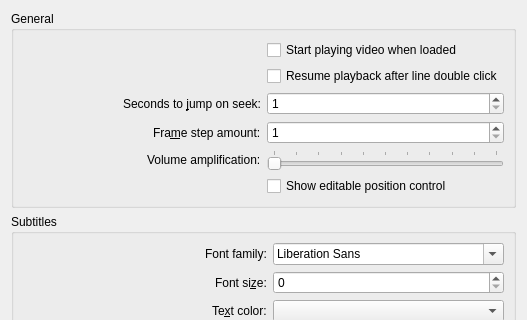
Qt form src/configs/playerconfigwidget.ui (maxrd2/SubtitleComposer) before a commit; both pictures show x 0 to 527 and y 0 to 320 of the 527 by 644 pixel window.
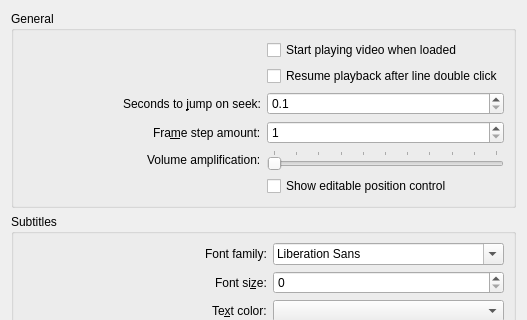
The same form after that commit. Custom widgets are drawn as their Qt base class.

Commit message: Changed video seek jump option precision

The edit to the form file:
```diff
--- a/src/configs/playerconfigwidget.ui
+++ b/src/configs/playerconfigwidget.ui
@@ -34,16 +34,6 @@
         </property>
        </widget>
       </item>
-      <item row="2" column="1">
-       <widget class="QSpinBox" name="kcfg_SeekJumpLength">
-        <property name="minimum">
-         <number>1</number>
-        </property>
-        <property name="maximum">
-         <number>300</number>
-        </property>
-       </widget>
-      </item>
       <item row="3" column="1">
        <widget class="QSpinBox" name="kcfg_StepJumpLength">
         <property name="minimum">
@@ -110,6 +100,19 @@
         </property>
        </widget>
       </item>
+      <item row="2" column="1">
+       <widget class="QDoubleSpinBox" name="kcfg_SeekJumpLength">
+        <property name="decimals">
+         <number>1</number>
+        </property>
+        <property name="minimum">
+         <double>0.100000000000000</double>
+        </property>
+        <property name="maximum">
+         <double>300.000000000000000</double>
+        </property>
+       </widget>
+      </item>
      </layout>
     </widget>
    </item>
```
The commit also changes 1 other file.
